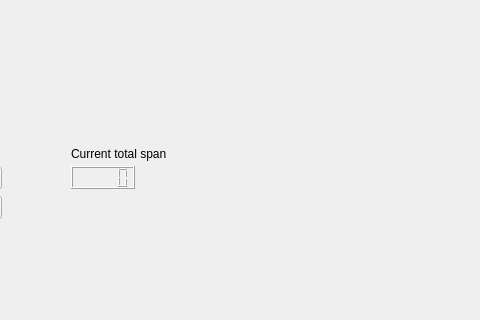
Before: the Qt Designer form HSM_Full/HSM_Full/spancalibration.ui in jmeriles/RpiHSM, drawn with Qt 5; both pictures show x 429 to 909 and y 234 to 554 of the 909 by 554 pixel window.
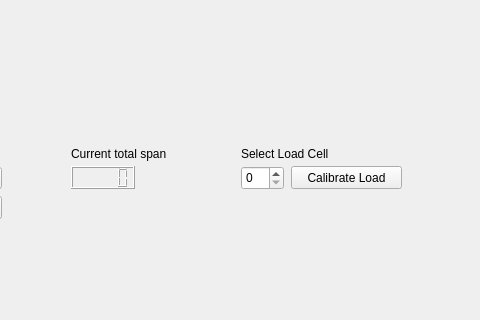
After: the same form once the commit is applied. Custom widgets are drawn as their Qt base class.

Commit message: Adjusted GUI and added Load cell calibration

The edit to the form file:
```diff
--- a/HSM_Full/HSM_Full/spancalibration.ui
+++ b/HSM_Full/HSM_Full/spancalibration.ui
@@ -140,6 +140,42 @@
     <string>Activate Pot Cal</string>
    </property>
   </widget>
+  <widget class="QSpinBox" name="selectLoadCell">
+   <property name="geometry">
+    <rect>
+     <x>670</x>
+     <y>400</y>
+     <width>43</width>
+     <height>24</height>
+    </rect>
+   </property>
+  </widget>
+  <widget class="QPushButton" name="calibrateLoadCell">
+   <property name="geometry">
+    <rect>
+     <x>720</x>
+     <y>400</y>
+     <width>111</width>
+     <height>23</height>
+    </rect>
+   </property>
+   <property name="text">
+    <string>Calibrate Load</string>
+   </property>
+  </widget>
+  <widget class="QLabel" name="label_3">
+   <property name="geometry">
+    <rect>
+     <x>670</x>
+     <y>380</y>
+     <width>161</width>
+     <height>16</height>
+    </rect>
+   </property>
+   <property name="text">
+    <string>Select Load Cell</string>
+   </property>
+  </widget>
  </widget>
  <customwidgets>
   <customwidget>
```
The commit also changes 17 other files.
